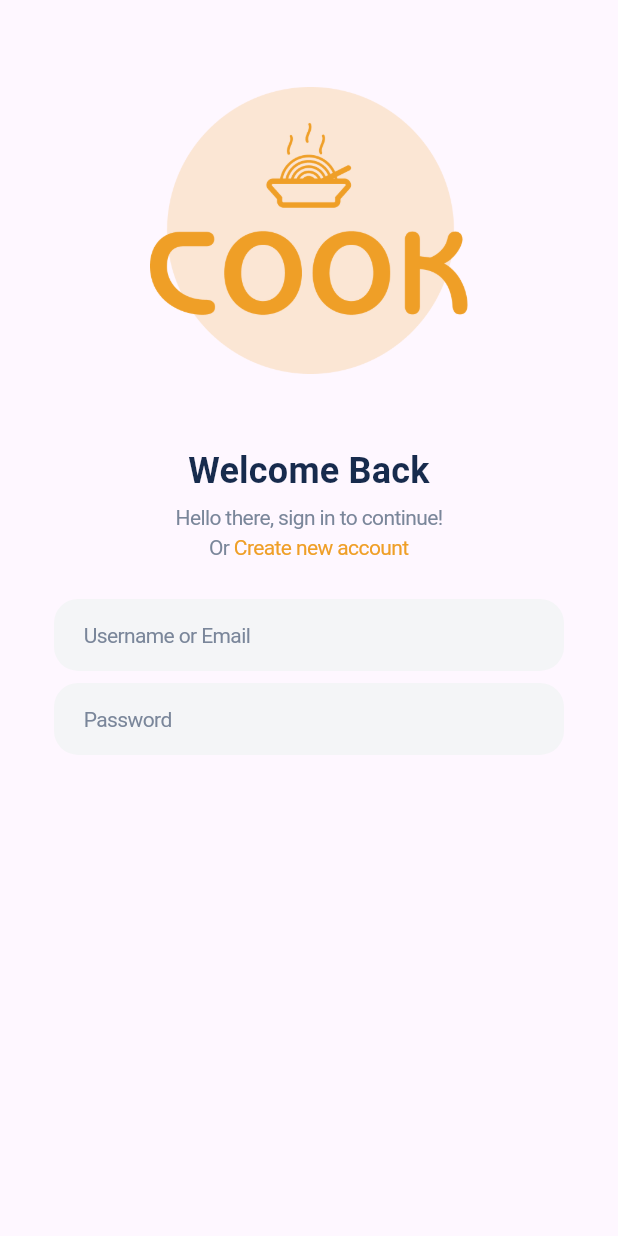
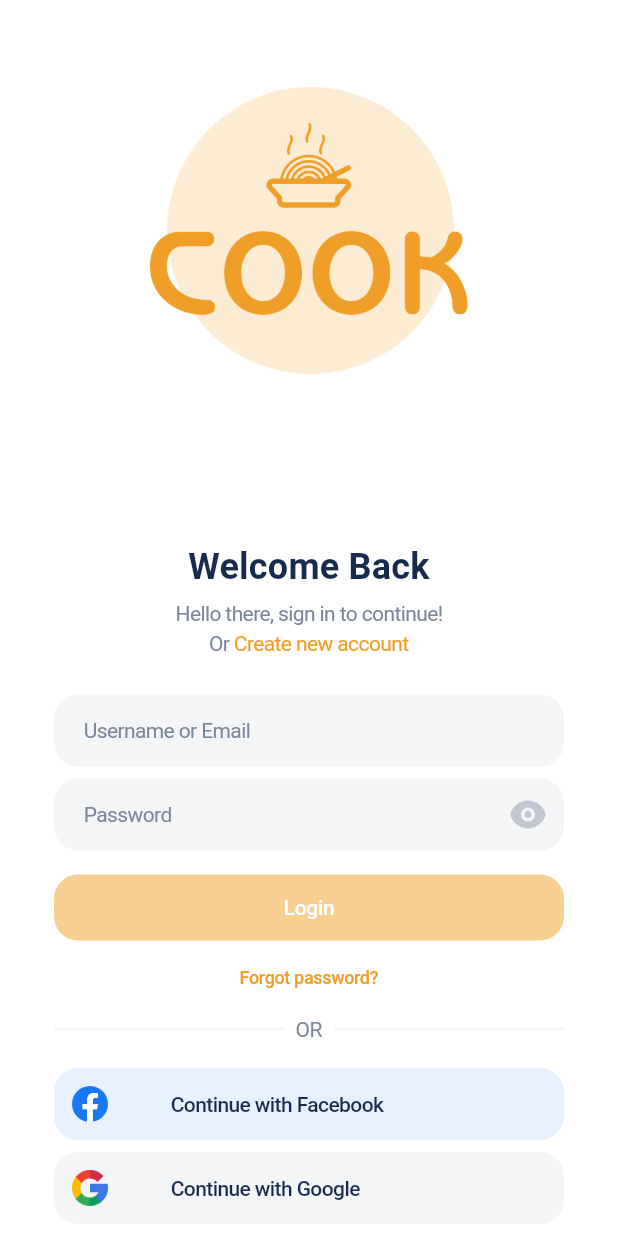
Before and after one commit to duynam112005/food-drink-delivery, a Flutter app: the LoginPage screen opened by its route, on a phone screen of 412 x 824 dp. Run offline on Flutter 3.47's test engine with Material 3 defaults, Android fonts, the phone set to English and light mode, and no system bars; our stand-ins replace firebase_auth, firebase_core, flutter_svg, go_router, google_sign_in, smooth_page_indicator; accounts and stored records are empty.

Commit message:
update: login page

```diff
--- /dev/null
+++ b/devtools_options.yaml
@@ -0,0 +1,3 @@
+description: This file stores settings for Dart & Flutter DevTools.
+documentation: https://docs.flutter.dev/tools/devtools/extensions#configure-extension-enablement-states
+extensions:
--- a/lib/common/app_svgs.dart
+++ b/lib/common/app_svgs.dart
@@ -0,0 +1,11 @@
+class AppSvgs {
+  AppSvgs._();
+
+  static const String _svgPath = 'assets/svgs';
+
+  static const String googleIcon = '$_svgPath/ic_google_logo.svg';
+  static const String facebookIcon = '$_svgPath/ic_facebook_logo.svg';
+  static const String eyeIcon = '$_svgPath/ic_eye.svg';
+  static const String tickIcon = '$_svgPath/ic_tick.svg';
+
+}
--- a/lib/common/app_text_styles.dart
+++ b/lib/common/app_text_styles.dart
@@ -9,6 +9,9 @@ class AppTextStyles {
     color: AppColors.neutral800,
     fontWeight: FontWeight.w400,
   );
+
+  //S14
+  static final blackS14Medium = black.copyWith(fontSize: 14, fontWeight: FontWeight.w500, letterSpacing: -0.4);
 
   //S24
   static final blackS24Bold = black.copyWith(
@@ -38,6 +41,9 @@ class AppTextStyles {
   //red
   static final red = TextStyle(color: AppColors.red400, fontWeight: FontWeight.w400);
 
+  //S12
+  static final redS12Medium = red.copyWith(fontSize: 12, fontWeight: FontWeight.w500, letterSpacing: -0.24);
+
   //S14
   static final redS14 = red.copyWith(fontSize: 14, letterSpacing: -0.4);
 }
--- a/lib/ui/pages/auth/login/login_page.dart
+++ b/lib/ui/pages/auth/login/login_page.dart
@@ -1,7 +1,12 @@
 import 'package:flutter/material.dart';
+import 'package:flutter_svg/svg.dart';
 import 'package:food_drink_delivery/common/app_colors.dart';
 import 'package:food_drink_delivery/common/app_images.dart';
+import 'package:food_drink_delivery/common/app_svgs.dart';
 import 'package:food_drink_delivery/common/app_text_styles.dart';
+import 'package:food_drink_delivery/ui/pages/auth/login/auth_service.dart';
+import 'package:food_drink_delivery/ui/widgets/app_textfield_widget.dart';
+import 'package:food_drink_delivery/ui/widgets/password_textfield_widget.dart';
 
 class LoginPage extends StatefulWidget {
   const LoginPage({super.key});
@@ -11,40 +16,74 @@ class LoginPage extends StatefulWidget {
 }
 
 class _LoginPageState extends State<LoginPage> {
-  final _formKey = GlobalKey<FormState>();
-  late final TextEditingController _emailController;
-  late final TextEditingController _passwordController;
-
-  @override
-  initState() {
-    super.initState();
-    _emailController = TextEditingController();
-    _passwordController = TextEditingController();
-  }
-
-  @override
-  void dispose() {
-    _emailController.dispose();
-    _passwordController.dispose();
-    super.dispose();
-  }
-
+  final AuthService _authService = AuthService();
   @override
   Widget build(BuildContext context) {
     return Scaffold(
+      backgroundColor: Colors.white,
       body: SafeArea(
-        child: Center(
+        child: LayoutBuilder(
+          builder: (context, constraints) {
+            return SingleChildScrollView(
+              physics: const BouncingScrollPhysics(),
+              child: ConstrainedBox(
+                constraints: BoxConstraints(minHeight: constraints.maxHeight),
+                child: IntrinsicHeight(
                   child: Padding(
                     padding: const EdgeInsets.symmetric(horizontal: 36),
                     child: Column(
                       children: [
                         _buildLogo(),
+                        const Spacer(),
                         _buildTitle(),
                         const SizedBox(height: 24),
-                _buildLoginForm(),
+                        BuildLoginForm(),
+                        const SizedBox(height: 16),
+                        _buildForgotPassword(),
+                        Row(
+                          children: [
+                            Expanded(
+                              child: Divider(
+                                color: Color(0xFFF4F5F7),
+                                thickness: 2,
+                              ),
+                            ),
+                            Padding(
+                              padding: const EdgeInsets.symmetric(
+                                horizontal: 8,
+                                vertical: 16,
+                              ),
+                              child: Text('OR', style: AppTextStyles.greyS14),
+                            ),
+                            Expanded(
+                              child: Divider(
+                                color: Color(0xFFF4F5F7),
+                                thickness: 2,
+                              ),
+                            ),
+                          ],
+                        ),
+                        _buildSocialLogin(
+                          AppSvgs.facebookIcon,
+                          'Continue with Facebook',
+                          Color(0xFF1877F2).withOpacity(0.1),
+                          _authService,
+                        ),
+                        const SizedBox(height: 8),
+                        _buildSocialLogin(
+                          AppSvgs.googleIcon,
+                          'Continue with Google',
+                          Color(0xFFF4F5F7),
+                          _authService,
+                        ),
+                        const SizedBox(height: 8),
                       ],
                     ),
                   ),
+                ),
+              ),
+            );
+          },
         ),
       ),
     );
@@ -85,57 +124,120 @@ class _LoginPageState extends State<LoginPage> {
     );
   }
 
-  Widget _buildLoginForm() {
+  Widget _buildForgotPassword() {
+    return InkWell(
+      onTap: () {},
+      child: Text('Forgot password?', style: AppTextStyles.redS12Medium),
+    );
+  }
+
+  Widget _buildSocialLogin(
+    String iconPath,
+    String text,
+    Color color,
+    AuthService? authService,
+  ) {
+    return InkWell(
+      onTap: () async {
+        if (authService != null) {
+          await authService.signInWithGoogle();
+        }
+      },
+      child: Container(
+        width: double.infinity,
+        padding: const EdgeInsets.symmetric(vertical: 12, horizontal: 12),
+        decoration: BoxDecoration(
+          color: color,
+          borderRadius: BorderRadius.circular(16),
+        ),
+        child: Row(
+          children: [
+            SvgPicture.asset(iconPath),
+            const SizedBox(width: 42),
+            Text(text, style: AppTextStyles.blackS14Medium),
+          ],
+        ),
+      ),
+    );
+  }
+}
+
+class BuildLoginForm extends StatefulWidget {
+  const BuildLoginForm({super.key});
+
+  @override
+  State<BuildLoginForm> createState() => _BuildLoginFormState();
+}
+
+class _BuildLoginFormState extends State<BuildLoginForm> {
+  final _formKey = GlobalKey<FormState>();
+  late final TextEditingController _emailController;
+  late final TextEditingController _passwordController;
+
+  bool _isLoginEnabled = false;
+
+  void _checkForm() {
+    final email = _emailController.text.trim();
+    final password = _passwordController.text.trim();
+    setState(() {
+      _isLoginEnabled = email.isNotEmpty && password.isNotEmpty;
+    });
+  }
+
+  @override
+  initState() {
+    super.initState();
+    _emailController = TextEditingController();
+    _passwordController = TextEditingController();
+  }
+
+  @override
+  dispose() {
+    _emailController.dispose();
+    _passwordController.dispose();
+    super.dispose();
+  }
+
+  @override
+  Widget build(BuildContext context) {
     return Form(
       key: _formKey,
       child: Column(
         children: [
-          TextFormField(
+          AppTextfieldWidget(
             controller: _emailController,
-            decoration: InputDecoration(
             hintText: 'Username or Email',
-              hintStyle: AppTextStyles.greyS14,
-              fillColor: Color(0xFFF4F5F7),
-              contentPadding: const EdgeInsets.symmetric(horizontal: 16, vertical: 12),
-              filled: true,
-              border: OutlineInputBorder(
+            onChanged: (value) => _checkForm(),
+          ),
+          const SizedBox(height: 8),
+          PasswordTextfieldWidget(
+            controller: _passwordController,
+            hintText: 'Password',
+            onChanged: (value) => _checkForm(),
+          ),
+          const SizedBox(height: 16),
+          InkWell(
+            onTap: () {
+              if (_formKey.currentState!.validate() && _isLoginEnabled) {}
+            },
+            child: Container(
+              width: double.infinity,
+              padding: const EdgeInsets.symmetric(vertical: 12),
+              decoration: BoxDecoration(
+                color: _isLoginEnabled
+                    ? AppColors.red400
+                    : AppColors.red400.withOpacity(0.5),
                 borderRadius: BorderRadius.circular(16),
-                borderSide: BorderSide.none,
+              ),
+              child: Text(
+                'Login',
+                style: AppTextStyles.whiteS14Medium,
+                textAlign: TextAlign.center,
               ),
             ),
-            keyboardType: TextInputType.emailAddress,
-            validator: (value){
-              if(value == null || value.isEmpty){
-                return 'Please enter your email';
-              }
-              return null;
-            }
-          ),
-          const SizedBox(height: 8),
-          TextFormField(
-            controller: _passwordController,
-            decoration: InputDecoration(
-              hintText: 'Password',
-              hintStyle: AppTextStyles.greyS14,
-              contentPadding: const EdgeInsets.symmetric(horizontal: 16, vertical: 12),
-              filled: true,
-              fillColor: Color(0xFFF4F5F7),
-              border: OutlineInputBorder(
-                borderRadius: BorderRadius.circular(16),
-                borderSide: BorderSide.none,
-              ),
-            ),
-            obscureText: true,
-            validator: (value){
-              if(value == null || value.isEmpty){
-                return 'Please enter your password';
-              }
-              return null;
-            }
           ),
         ],
       ),
-
     );
   }
 }
--- /dev/null
+++ b/lib/ui/widgets/app_textfield_widget.dart
@@ -0,0 +1,52 @@
+import 'package:flutter/material.dart';
+import 'package:flutter_svg/svg.dart';
+import 'package:food_drink_delivery/common/app_svgs.dart';
+import 'package:food_drink_delivery/common/app_text_styles.dart';
+
+class AppTextfieldWidget extends StatefulWidget {
+  const AppTextfieldWidget({super.key, required this.controller, required this.hintText, required this.onChanged});
+
+  final String hintText;
+  final TextEditingController controller;
+  final Function onChanged;
+
+  @override
+  State<AppTextfieldWidget> createState() => _AppTextfieldWidgetState();
+}
+
+class _AppTextfieldWidgetState extends State<AppTextfieldWidget> {
+  @override
+  Widget build(BuildContext context) {
+    return TextFormField(
+            controller: widget.controller,
+            onChanged: (value) => widget.onChanged(value),
+            decoration: InputDecoration(
+              hintText: widget.hintText,
+              hintStyle: AppTextStyles.greyS14,
+              fillColor: Color(0xFFF4F5F7),
+              contentPadding: const EdgeInsets.symmetric(
+                horizontal: 16,
+                vertical: 12,
+              ),
+              filled: true,
+              border: OutlineInputBorder(
+                borderRadius: BorderRadius.circular(16),
+                borderSide: BorderSide.none,
+              ),
+              suffixIcon: widget.controller.text.contains('@gmail.com')
+                  ? Padding(
+                      padding: const EdgeInsets.all(10),
+                      child: SvgPicture.asset(AppSvgs.tickIcon),
+                    )
+                  : null,
+            ),
+            keyboardType: TextInputType.emailAddress,
+            validator: (value) {
+              if (value == null || value.trim().isEmpty) {
+                return 'Please enter your email';
+              }
+              return null;
+            },
+          );
+  }
+}
--- /dev/null
+++ b/lib/ui/widgets/password_textfield_widget.dart
@@ -0,0 +1,65 @@
+import 'package:flutter/material.dart';
+import 'package:flutter_svg/svg.dart';
+import 'package:food_drink_delivery/common/app_svgs.dart';
+import 'package:food_drink_delivery/common/app_text_styles.dart';
+
+class PasswordTextfieldWidget extends StatefulWidget {
+  const PasswordTextfieldWidget({super.key, required this.controller, required this.hintText, required this.onChanged});
+
+  final TextEditingController controller;
+  final String hintText;
+  final Function onChanged;
+
+  @override
+  State<PasswordTextfieldWidget> createState() => _PasswordTextfieldWidgetState();
+}
+
+class _PasswordTextfieldWidgetState extends State<PasswordTextfieldWidget> {
+  bool _isObscure = true;
+
+  void toggleObscure() {
+    setState(() {
+      _isObscure = !_isObscure;
+    });
+  }
+
+  @override
+  Widget build(BuildContext context) {
+    return TextFormField(
+            controller: widget.controller,
+            onChanged: (value) => widget.onChanged(value),
+            decoration: InputDecoration(
+              hintText: 'Password',
+              hintStyle: AppTextStyles.greyS14,
+              contentPadding: const EdgeInsets.symmetric(
+                horizontal: 16,
+                vertical: 12,
+              ),
+              filled: true,
+              fillColor: Color(0xFFF4F5F7),
+              border: OutlineInputBorder(
+                borderRadius: BorderRadius.circular(16),
+                borderSide: BorderSide.none,
+              ),
+              suffixIcon: Padding(
+                padding: const EdgeInsets.all(10),
+                child: GestureDetector(
+                  onTap: () {
+                    if (widget.controller.text.trim().isNotEmpty) {
+                      toggleObscure();
+                    }
+                  },
+                  child: SvgPicture.asset(AppSvgs.eyeIcon),
+                ),
+              ),
+            ),
+            obscureText: _isObscure,
+            validator: (value) {
+              if (value == null || value.trim().isEmpty) {
+                return 'Please enter your password';
+              }
+              return null;
+            },
+          );
+  }
+}
```
Also changed, not shown: lib/main.dart (+8 -4 lines), lib/ui/pages/app_start/onboarding_page.dart (+41 -23 lines), lib/ui/pages/auth/forgot_password/enter_email/enter_email_page.dart (added, +24 -0 lines), lib/ui/pages/auth/login/auth_service.dart (added, +37 -0 lines), lib/ui/widgets/text_button_widget.dart (added, +29 -0 lines), pubspec.yaml (+9 -0 lines), assets/svgs/ic_eye.svg (added), assets/svgs/ic_facebook_logo.svg (added), assets/svgs/ic_google_logo.svg (added), assets/svgs/ic_tick.svg (added), firebase.json (added), lib/firebase_options.dart (added), lib/ui/pages/auth/forgot_password/enter_code/enter_code_page.dart (added), lib/ui/pages/auth/forgot_password/reset_password/reset_password_page.dart (added), 1 more files, 4 other files. Lines whose indentation alone changed are shown as unchanged.
